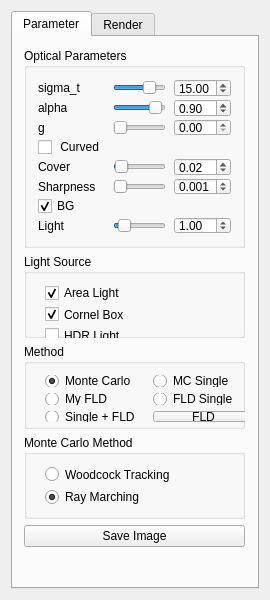
Above: glwidget/widget.ui from Joke-Dk/QtOptixVolumeRender before the change. Below: the same form after it.
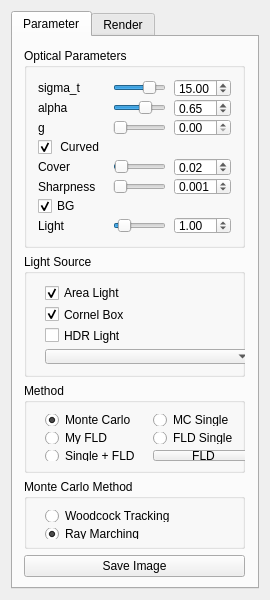
That is the form after the change.

The edit to the form file:
```diff
--- a/glwidget/widget.ui
+++ b/glwidget/widget.ui
@@ -29,7 +29,7 @@
          <x>0</x>
          <y>0</y>
          <width>243</width>
-         <height>521</height>
+         <height>551</height>
         </rect>
        </property>
        <layout class="QVBoxLayout" name="verticalLayout">
@@ -69,7 +69,7 @@
              <item row="1" column="2">
               <widget class="QSlider" name="horizontalSlider_2">
                <property name="value">
-                <number>90</number>
+                <number>65</number>
                </property>
                <property name="orientation">
                 <enum>Qt::Horizontal</enum>
@@ -119,7 +119,7 @@
                 <string> Curved</string>
                </property>
                <property name="checked">
-                <bool>false</bool>
+                <bool>true</bool>
                </property>
                <property name="tristate">
                 <bool>false</bool>
@@ -135,7 +135,7 @@
                 <double>0.010000000000000</double>
                </property>
                <property name="value">
-                <double>0.900000000000000</double>
+                <double>0.650000000000000</double>
                </property>
               </widget>
              </item>
@@ -293,7 +293,7 @@
           <property name="maximumSize">
            <size>
             <width>16777215</width>
-            <height>170</height>
+            <height>125</height>
            </size>
           </property>
           <property name="title">
@@ -424,6 +424,12 @@
         </item>
         <item>
          <widget class="QGroupBox" name="groupBox_5">
+          <property name="maximumSize">
+           <size>
+            <width>16777215</width>
+            <height>70</height>
+           </size>
+          </property>
           <property name="title">
            <string>Monte Carlo Method</string>
           </property>
@@ -433,7 +439,7 @@
              <x>10</x>
              <y>20</y>
              <width>221</width>
-             <height>61</height>
+             <height>51</height>
             </rect>
            </property>
            <layout class="QGridLayout" name="gridLayout_6">
```
